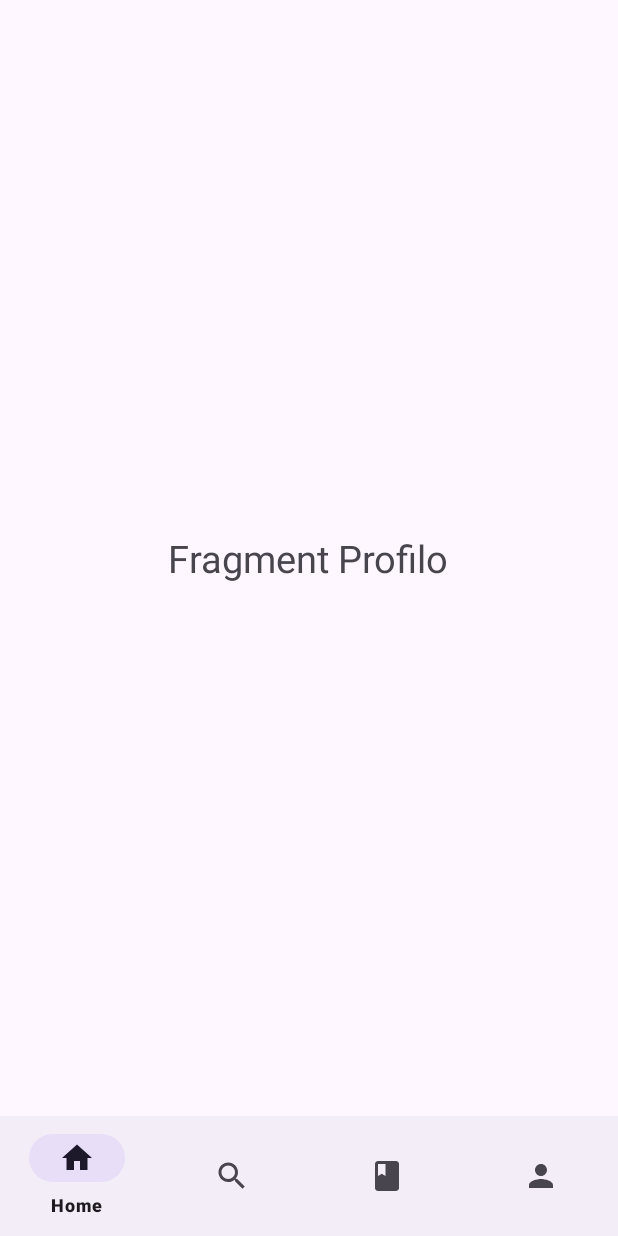
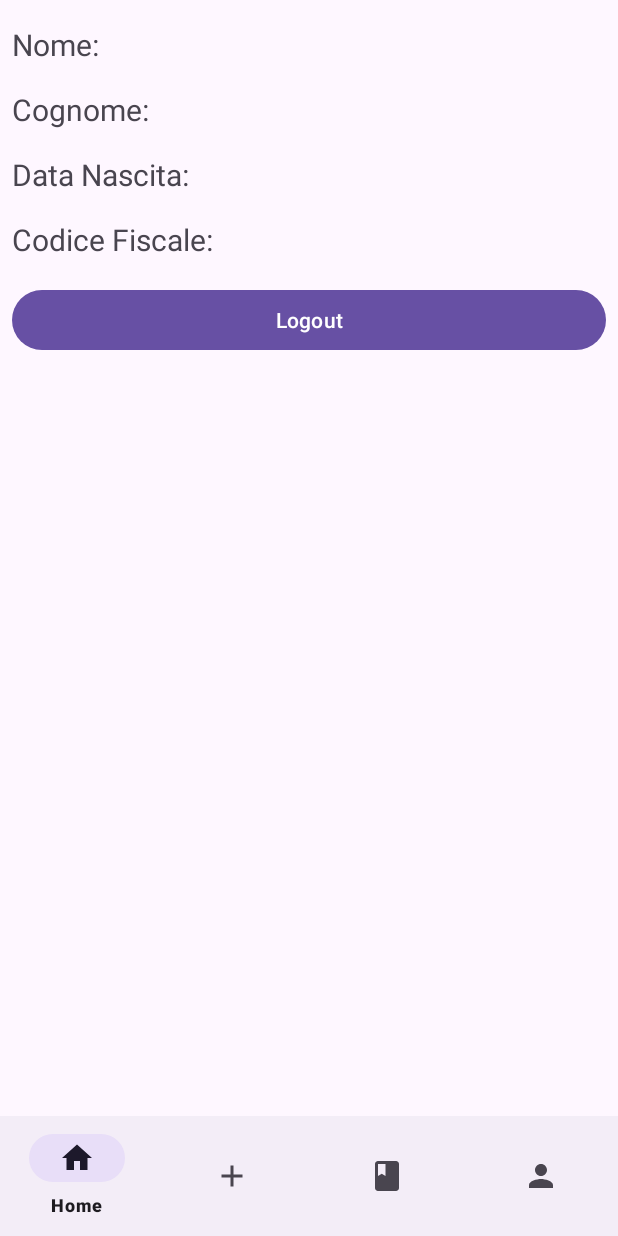
Before and after one commit to ime03/bibliotecaAndroid, an Android app: the fragment Profilo placed in its activity, on a phone screen of 412 x 824 dp. Run offline under Robolectric (Android 15) with nearby library versions, the phone set to English and light mode, and no system bars; our stand-ins replace Firebase (no records; nobody signed in at launch, a user with empty details on screens opened directly).

Commit message:
Creazione fragment, aggiunta dati al fragment profilo, creazione item del menù divisi per ruolo e implementazione funzionalità menù

```diff
--- a/app/build.gradle.kts
+++ b/app/build.gradle.kts
@@ -50,6 +50,7 @@ dependencies {
     implementation("androidx.constraintlayout:constraintlayout:2.1.4")
     implementation("com.google.firebase:firebase-auth:23.0.0")
     implementation("com.google.firebase:firebase-database:21.0.0")
+    implementation("com.google.firebase:firebase-storage:21.0.0")
     testImplementation("junit:junit:4.13.2")
     androidTestImplementation("androidx.test.ext:junit:1.1.5")
     androidTestImplementation("androidx.test.espresso:espresso-core:3.5.1")
--- a/app/src/main/AndroidManifest.xml
+++ b/app/src/main/AndroidManifest.xml
@@ -12,6 +12,9 @@
         android:supportsRtl="true"
         android:theme="@style/Theme.Biblioteca"
         tools:targetApi="31">
+        <activity
+            android:name=".InserisciAct"
+            android:exported="false" />
         <activity
             android:name=".AdminHome"
             android:exported="false" />
--- /dev/null
+++ b/app/src/main/java/it/insubria/biblioteca/Book.kt
@@ -0,0 +1,5 @@
+package it.insubria.biblioteca
+
+data class Book(
+    var isbn:String?=null, var titolo: String?=null, var autore: String?=null, var genere: String?=null, var disponibilità: Int, var copertina:String?=null
+)
--- a/app/src/main/java/it/insubria/biblioteca/MainActivity.kt
+++ b/app/src/main/java/it/insubria/biblioteca/MainActivity.kt
@@ -91,13 +91,12 @@ class MainActivity : AppCompatActivity() {
                 val u = Utente(userId,nome,cognome,cf,dnascita,tipoUtente)
                 if(tipoUtente.equals("amministratore"))
                 {
-                    Toast.makeText(this@MainActivity,"Benvenuto utente",Toast.LENGTH_SHORT).show()
+                    Toast.makeText(this@MainActivity,"Benvenuto amministratore",Toast.LENGTH_SHORT).show()
                     val intent = Intent(this@MainActivity,AdminHome::class.java)
                     startActivity(intent)
                 }
                 else if(tipoUtente.equals("utente"))
                 {
-                    Log.v("user","ok")
                     val intent = Intent(this@MainActivity,UserHome::class.java)
                     startActivity(intent)
                 }
--- a/app/src/main/java/it/insubria/biblioteca/Profilo.kt
+++ b/app/src/main/java/it/insubria/biblioteca/Profilo.kt
@@ -1,59 +1,71 @@
 package it.insubria.biblioteca
 
+import android.content.Intent
 import android.os.Bundle
 import androidx.fragment.app.Fragment
 import android.view.LayoutInflater
 import android.view.View
 import android.view.ViewGroup
+import android.widget.Button
+import android.widget.TextView
+import android.widget.Toast
+import com.google.firebase.auth.FirebaseAuth
+import com.google.firebase.database.DataSnapshot
+import com.google.firebase.database.DatabaseError
+import com.google.firebase.database.FirebaseDatabase
+import com.google.firebase.database.ValueEventListener
 
-// TODO: Rename parameter arguments, choose names that match
-// the fragment initialization parameters, e.g. ARG_ITEM_NUMBER
-private const val ARG_PARAM1 = "param1"
-private const val ARG_PARAM2 = "param2"
 
-/**
- * A simple [Fragment] subclass.
- * Use the [Profilo.newInstance] factory method to
- * create an instance of this fragment.
- */
 class Profilo : Fragment() {
-    // TODO: Rename and change types of parameters
-    private var param1: String? = null
-    private var param2: String? = null
+    private lateinit var auth: FirebaseAuth
+    private lateinit var u: Utente
+    override fun onCreateView(
 
-    override fun onCreate(savedInstanceState: Bundle?) {
-        super.onCreate(savedInstanceState)
-        arguments?.let {
-            param1 = it.getString(ARG_PARAM1)
-            param2 = it.getString(ARG_PARAM2)
-        }
-    }
-
-    override fun onCreateView(
         inflater: LayoutInflater, container: ViewGroup?,
         savedInstanceState: Bundle?
     ): View? {
-        // Inflate the layout for this fragment
-        return inflater.inflate(R.layout.fragment_profilo, container, false)
+        auth = FirebaseAuth.getInstance()
+        u = Utente()
+        val view = inflater.inflate(R.layout.fragment_profilo, container, false)
+
+        val ref = FirebaseDatabase.getInstance().getReference("users")
+        ref.addValueEventListener(object : ValueEventListener {
+            override fun onDataChange(snapshot: DataSnapshot) {
+                if(snapshot.exists()){
+                    for (userSnapshot in snapshot.children)
+                    {
+                        if(userSnapshot.key == auth.uid)
+                        {
+                            val nome = userSnapshot.child("nome").getValue(String::class.java)
+                            val cognome = userSnapshot.child("cognome").getValue(String::class.java)
+                            val dataN = userSnapshot.child("dataNascita").getValue(String::class.java)
+                            val cf = userSnapshot.child("codF").getValue(String::class.java)
+                            val tvNome = view.findViewById<TextView>(R.id.nomeTextView)
+                            val tvData = view.findViewById<TextView>(R.id.dnTextView)
+                            val tvCf = view.findViewById<TextView>(R.id.cfTextView)
+                            val tvCognome = view.findViewById<TextView>(R.id.cognomeTextView)
+                            tvNome.text = tvNome.text.toString() + nome
+                            tvCognome.text = tvCognome.text.toString()+cognome
+                            tvCf.text = tvCf.text.toString()+cf
+                            tvData.text = tvData.text.toString()+dataN
+                        }
+                    }
+                }
+
+            }
+
+            override fun onCancelled(error: DatabaseError) {
+                TODO("Not yet implemented")
+            }
+        })
+
+        val logoutButton = view.findViewById<Button>(R.id.btnLog).setOnClickListener {
+            auth.signOut()
+            Toast.makeText(context,"Logout effettuato",Toast.LENGTH_SHORT).show()
+            val intent = Intent(context, MainActivity::class.java)
+            startActivity(intent)
+        }
+        return view
     }
 
-    companion object {
-        /**
-         * Use this factory method to create a new instance of
-         * this fragment using the provided parameters.
-         *
-         * @param param1 Parameter 1.
-         * @param param2 Parameter 2.
-         * @return A new instance of fragment Profilo.
-         */
-        // TODO: Rename and change types and number of parameters
-        @JvmStatic
-        fun newInstance(param1: String, param2: String) =
-            Profilo().apply {
-                arguments = Bundle().apply {
-                    putString(ARG_PARAM1, param1)
-                    putString(ARG_PARAM2, param2)
-                }
-            }
-    }
 }
--- /dev/null
+++ b/app/src/main/res/drawable/baseline_add_24.xml
@@ -0,0 +1,5 @@
+<vector android:height="24dp" android:tint="#000000"
+    android:viewportHeight="24" android:viewportWidth="24"
+    android:width="24dp" xmlns:android="http://schemas.android.com/apk/res/android">
+    <path android:fillColor="@android:color/white" android:pathData="M19,13h-6v6h-2v-6H5v-2h6V5h2v6h6v2z"/>
+</vector>
--- a/app/src/main/res/layout/activity_main.xml
+++ b/app/src/main/res/layout/activity_main.xml
@@ -10,7 +10,7 @@
         android:id="@+id/ButtonAccedi"
         android:layout_width="0dp"
         android:layout_height="wrap_content"
-        android:layout_marginTop="42dp"
+        android:layout_marginTop="44dp"
         android:text="Accedi"
         app:layout_constraintEnd_toEndOf="@+id/TextViewRegistrati"
         app:layout_constraintHorizontal_bias="0.0"
--- a/app/src/main/res/layout/activity_user_home.xml
+++ b/app/src/main/res/layout/activity_user_home.xml
@@ -24,6 +24,6 @@
         app:layout_constraintBottom_toBottomOf="parent"
         app:layout_constraintEnd_toEndOf="parent"
         app:layout_constraintStart_toStartOf="parent"
-        app:menu="@menu/bottom_nav"
+        app:menu="@menu/bottom_nav_admin"
     />
 </androidx.constraintlayout.widget.ConstraintLayout>
--- a/app/src/main/res/layout/fragment_profilo.xml
+++ b/app/src/main/res/layout/fragment_profilo.xml
@@ -1,16 +1,72 @@
 <?xml version="1.0" encoding="utf-8"?>
 <FrameLayout xmlns:android="http://schemas.android.com/apk/res/android"
+    xmlns:app="http://schemas.android.com/apk/res-auto"
     xmlns:tools="http://schemas.android.com/tools"
     android:layout_width="match_parent"
     android:layout_height="match_parent"
     tools:context=".Profilo">
 
     <!-- TODO: Update blank fragment layout -->
-    <TextView
-        android:layout_width="wrap_content"
-        android:layout_height="wrap_content"
-        android:text="Fragment Profilo"
-        android:textSize="25dp"
-        android:layout_gravity="center"/>
+
+    <androidx.constraintlayout.widget.ConstraintLayout
+        android:layout_width="match_parent"
+        android:layout_height="match_parent">
+
+        <TextView
+            android:id="@+id/nomeTextView"
+            android:layout_width="0dp"
+            android:layout_height="wrap_content"
+            android:layout_marginStart="8dp"
+            android:layout_marginTop="16dp"
+            android:layout_marginEnd="8dp"
+            android:text="Nome: "
+            android:textSize="20sp"
+            app:layout_constraintEnd_toEndOf="parent"
+            app:layout_constraintStart_toStartOf="parent"
+            app:layout_constraintTop_toTopOf="parent" />
+
+        <TextView
+            android:id="@+id/cognomeTextView"
+            android:layout_width="0dp"
+            android:layout_height="wrap_content"
+            android:layout_marginTop="16dp"
+            android:text="Cognome: "
+            android:textSize="20sp"
+            app:layout_constraintEnd_toEndOf="@+id/nomeTextView"
+            app:layout_constraintStart_toStartOf="@+id/nomeTextView"
+            app:layout_constraintTop_toBottomOf="@+id/nomeTextView" />
+
+        <TextView
+            android:id="@+id/dnTextView"
+            android:layout_width="0dp"
+            android:layout_height="wrap_content"
+            android:layout_marginTop="16dp"
+            android:text="Data Nascita: "
+            android:textSize="20sp"
+            app:layout_constraintEnd_toEndOf="@+id/cognomeTextView"
+            app:layout_constraintStart_toStartOf="@+id/cognomeTextView"
+            app:layout_constraintTop_toBottomOf="@+id/cognomeTextView" />
+
+        <TextView
+            android:id="@+id/cfTextView"
+            android:layout_width="0dp"
+            android:layout_height="wrap_content"
+            android:layout_marginTop="16dp"
+            android:text="Codice Fiscale: "
+            android:textSize="20sp"
+            app:layout_constraintEnd_toEndOf="@+id/dnTextView"
+            app:layout_constraintStart_toStartOf="@+id/dnTextView"
+            app:layout_constraintTop_toBottomOf="@+id/dnTextView" />
+
+        <Button
+            android:id="@+id/btnLog"
+            android:layout_width="0dp"
+            android:layout_height="wrap_content"
+            android:layout_marginTop="16dp"
+            android:text="Logout"
+            app:layout_constraintEnd_toEndOf="@+id/cfTextView"
+            app:layout_constraintStart_toStartOf="@+id/cfTextView"
+            app:layout_constraintTop_toBottomOf="@+id/cfTextView" />
+    </androidx.constraintlayout.widget.ConstraintLayout>
 
 </FrameLayout>
--- /dev/null
+++ b/app/src/main/res/menu/bottom_nav_admin.xml
@@ -0,0 +1,21 @@
+<?xml version="1.0" encoding="utf-8"?>
+<menu xmlns:android="http://schemas.android.com/apk/res/android">
+
+    <item
+        android:id="@+id/home"
+        android:icon="@drawable/baseline_home_24"
+        android:title="Home" />
+    <item
+        android:id="@+id/inserisci"
+        android:icon="@drawable/baseline_add_24"
+        android:title="Inserisci Libro" />
+    <item
+        android:id="@+id/gestione"
+        android:icon="@drawable/baseline_book_24"
+        android:title="Gestione biblioteca" />
+    <item
+
+        android:id="@+id/profilo"
+        android:icon="@drawable/baseline_person_24"
+        android:title="Profilo" />
+</menu>
```
Also changed, not shown: app/src/main/java/it/insubria/biblioteca/AdminHome.kt (+51 -0 lines), app/src/main/java/it/insubria/biblioteca/Gestione.kt (added, +59 -0 lines), app/src/main/java/it/insubria/biblioteca/Inserisci.kt (added, +22 -0 lines), app/src/main/java/it/insubria/biblioteca/InserisciAct.kt (added, +109 -0 lines), app/src/main/res/layout/activity_admin_home.xml (+19 -1 lines), app/src/main/res/layout/activity_inserisci.xml (added, +113 -0 lines), app/src/main/res/layout/fragment_gestione.xml (added, +14 -0 lines), app/src/main/res/layout/fragment_inserisci.xml (added, +14 -0 lines), app/src/main/res/menu/bottom_nav_user.xml (renamed from app/src/main/res/menu/bottom_nav.xml).
